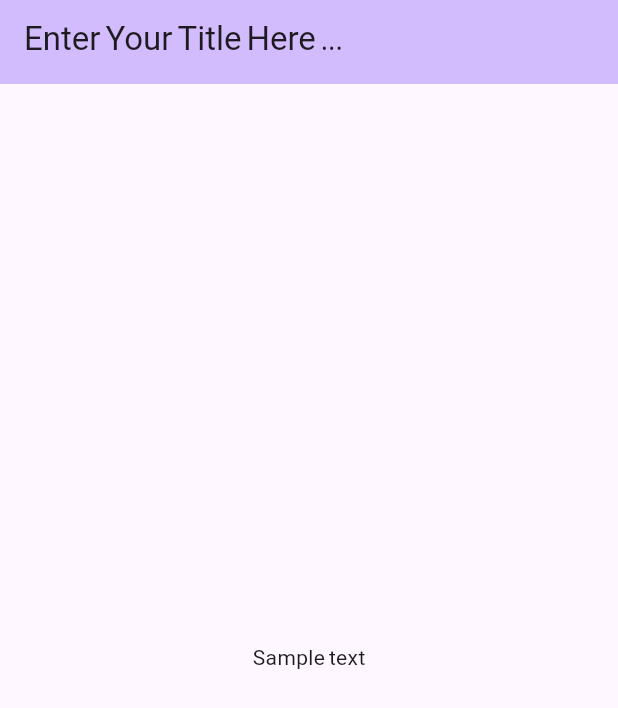
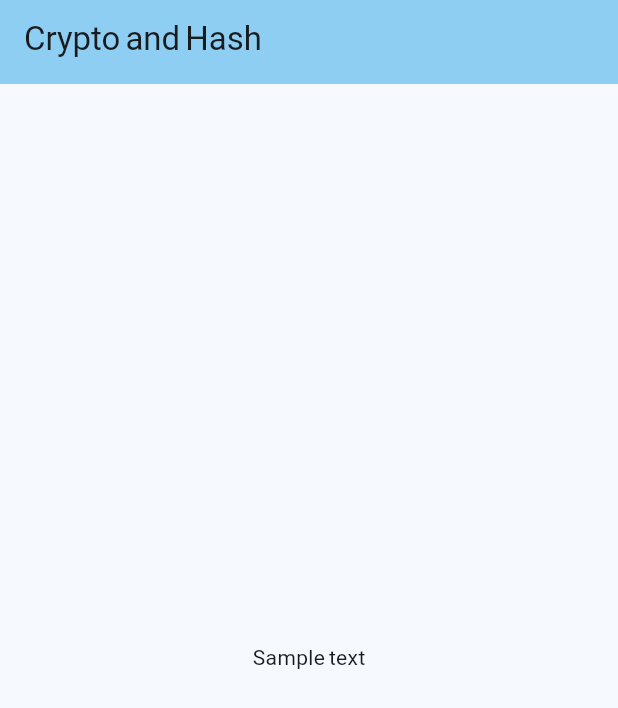
Before and after one commit to jimpatrick/test_features, a Flutter app: the screen it shows after launch, on a phone screen of 412 x 824 dp. Shown: the top 708 px of the screen. Run offline on Flutter 3.47's test engine with Material 2 defaults, Android fonts, the phone set to English and light mode, and no system bars.

Commit message:
How to hash file

```diff
--- a/lib/main.dart
+++ b/lib/main.dart
@@ -9,13 +9,13 @@ class MyApp extends StatelessWidget {
   @override
   Widget build(BuildContext context) {
     return MaterialApp(
-      title: 'Flutter',
+      title: 'Crypto and Hash',
       theme: ThemeData(
         fontFamily: 'YekanBakhFaNumRegular',
-        colorScheme: ColorScheme.fromSeed(seedColor: Colors.deepPurple),
+        colorScheme: ColorScheme.fromSeed(seedColor: Colors.lightBlueAccent),
         useMaterial3: true,
       ),
-      home: const MyHomePage(title: 'Enter Your Title Here ...'),
+      home: const MyHomePage(title: 'Crypto and Hash'),
     );
   }
 }
--- a/pubspec.yaml
+++ b/pubspec.yaml
@@ -12,6 +12,7 @@ dependencies:
   flutter:
     sdk: flutter
   cupertino_icons: ^1.0.2
+  crypto: ^3.0.3
 
 dev_dependencies:
   flutter_test:
```
Also changed, not shown: lib/crypto.dart (added, +46 -0 lines), pubspec.lock.
